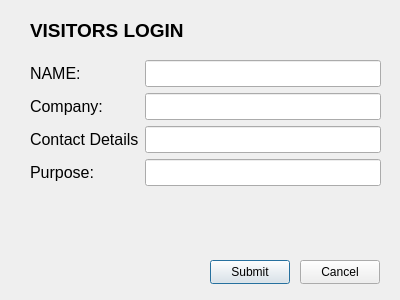
Above: qt-app/guestwindow.ui from lachris320/WITS before the change. Below: the same form after it.
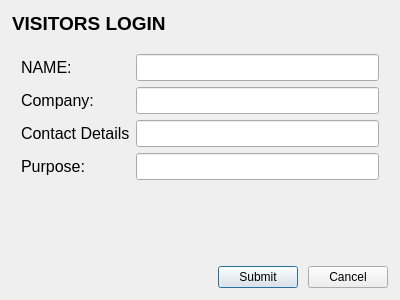
That is the form after the change.

Commit message: refactor(ui): make guest dialog content layout-owned

The edit to the form file:
```diff
--- a/qt-app/guestwindow.ui
+++ b/qt-app/guestwindow.ui
@@ -13,14 +13,33 @@
   <property name="windowTitle">
    <string>Dialog</string>
   </property>
+  <layout class="QVBoxLayout" name="verticalLayout">
+   <property name="margin">
+    <number>12</number>
+   </property>
+   <property name="spacing">
+    <number>10</number>
+   </property>
+   <item>
+    <widget class="QLabel" name="label_5">
+     <property name="font">
+      <font>
+       <pointsize>14</pointsize>
+       <bold>true</bold>
+      </font>
+     </property>
+     <property name="text">
+      <string>VISITORS LOGIN</string>
+     </property>
+    </widget>
+   </item>
+   <item>
   <widget class="QWidget" name="formLayoutWidget">
-   <property name="geometry">
-    <rect>
-     <x>30</x>
-     <y>60</y>
-     <width>351</width>
-     <height>191</height>
-    </rect>
+     <property name="sizePolicy">
+      <sizepolicy hsizetype="Preferred" vsizetype="Expanding">
+       <horstretch>0</horstretch>
+       <verstretch>1</verstretch>
+      </sizepolicy>
    </property>
    <layout class="QFormLayout" name="formLayout">
     <item row="0" column="0">
@@ -109,51 +128,39 @@
     </item>
    </layout>
   </widget>
-  <widget class="QLabel" name="label_5">
-   <property name="geometry">
-    <rect>
-     <x>30</x>
-     <y>10</y>
-     <width>351</width>
-     <height>41</height>
-    </rect>
-   </property>
-   <property name="font">
-    <font>
-     <pointsize>14</pointsize>
-     <bold>true</bold>
-    </font>
-   </property>
-   <property name="text">
-    <string>VISITORS LOGIN</string>
-   </property>
-  </widget>
+   </item>
+   <item>
+    <layout class="QHBoxLayout" name="buttonRow">
+     <item>
+      <spacer name="horizontalSpacer">
+       <property name="orientation">
+        <enum>Qt::Horizontal</enum>
+       </property>
+       <property name="sizeHint" stdset="0">
+        <size>
+         <width>40</width>
+         <height>20</height>
+        </size>
+       </property>
+      </spacer>
+     </item>
+     <item>
   <widget class="QPushButton" name="submitBtn">
-   <property name="geometry">
-    <rect>
-     <x>210</x>
-     <y>260</y>
-     <width>80</width>
-     <height>24</height>
-    </rect>
-   </property>
    <property name="text">
     <string>Submit</string>
    </property>
   </widget>
+     </item>
+     <item>
   <widget class="QPushButton" name="cancelBtn">
-   <property name="geometry">
-    <rect>
-     <x>300</x>
-     <y>260</y>
-     <width>80</width>
-     <height>24</height>
-    </rect>
-   </property>
    <property name="text">
     <string>Cancel</string>
    </property>
   </widget>
+     </item>
+    </layout>
+   </item>
+  </layout>
  </widget>
  <resources/>
  <connections/>
```
Lines whose indentation alone changed are shown as unchanged.
